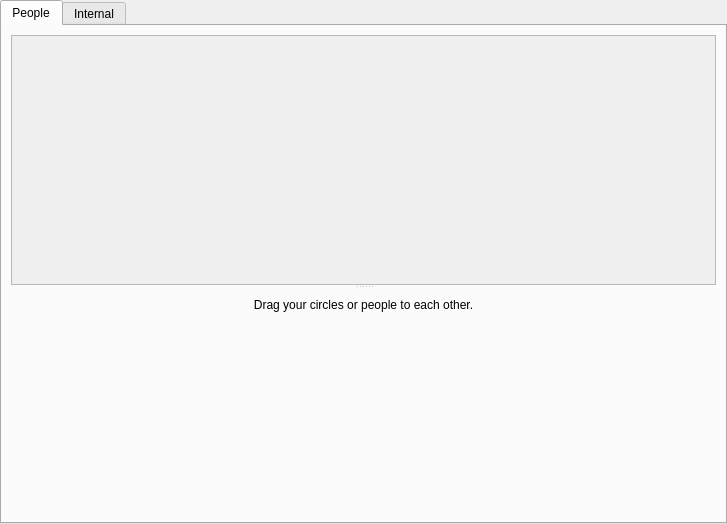
Above: retroshare-gui/src/gui/People/PeopleDialog.ui from RetroShare/RetroShare before the change. Below: the same form after it.
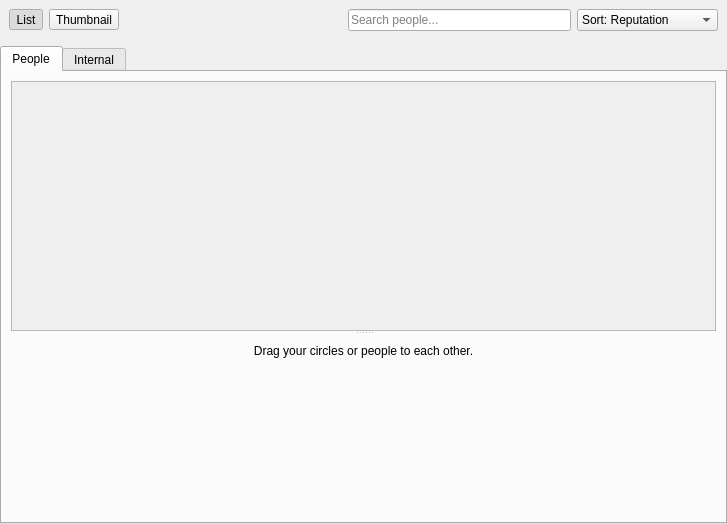
That is the form after the change. Custom widgets are drawn as their Qt base class.

What changed in the file:
```diff
--- a/retroshare-gui/src/gui/People/PeopleDialog.ui
+++ b/retroshare-gui/src/gui/People/PeopleDialog.ui
@@ -33,6 +33,97 @@
     <number>0</number>
    </property>
    <item row="0" column="0">
+    <widget class="QWidget" name="viewModeBar">
+     <property name="sizePolicy">
+      <sizepolicy hsizetype="Preferred" vsizetype="Fixed">
+       <horstretch>0</horstretch>
+       <verstretch>0</verstretch>
+      </sizepolicy>
+     </property>
+     <layout class="QHBoxLayout" name="viewModeLayout">
+      <item>
+       <widget class="QToolButton" name="listViewButton">
+        <property name="text">
+         <string>List</string>
+        </property>
+        <property name="checkable">
+         <bool>true</bool>
+        </property>
+        <property name="checked">
+         <bool>true</bool>
+        </property>
+        <property name="toolTip">
+         <string>List View</string>
+        </property>
+       </widget>
+      </item>
+      <item>
+       <widget class="QToolButton" name="thumbnailViewButton">
+        <property name="text">
+         <string>Thumbnail</string>
+        </property>
+        <property name="checkable">
+         <bool>true</bool>
+        </property>
+        <property name="toolTip">
+         <string>Thumbnail View</string>
+        </property>
+       </widget>
+      </item>
+      <item>
+       <spacer name="viewModeSpacer">
+        <property name="orientation">
+         <enum>Qt::Horizontal</enum>
+        </property>
+        <property name="sizeHint" stdset="0">
+         <size>
+          <width>20</width>
+          <height>20</height>
+         </size>
+        </property>
+       </spacer>
+      </item>
+      <item>
+       <widget class="QLineEdit" name="searchPeopleLineEdit">
+        <property name="placeholderText">
+         <string>Search people...</string>
+        </property>
+        <property name="maximumWidth">
+         <number>200</number>
+        </property>
+       </widget>
+      </item>
+      <item>
+       <widget class="QComboBox" name="sortPeopleComboBox">
+        <property name="maximumWidth">
+         <number>150</number>
+        </property>
+        <item>
+         <property name="text">
+          <string>Sort: Reputation</string>
+         </property>
+        </item>
+        <item>
+         <property name="text">
+          <string>Sort: Recommended</string>
+         </property>
+        </item>
+        <item>
+         <property name="text">
+          <string>Sort: Popularity</string>
+         </property>
+        </item>
+        <item>
+         <property name="text">
+          <string>Sort: Name</string>
+         </property>
+        </item>
+       </widget>
+      </item>
+     </layout>
+    </widget>
+   </item>
+   <item row="1" column="0">
     <widget class="QTabWidget" name="tabWidget">
      <property name="enabled">
       <bool>true</bool>
```
